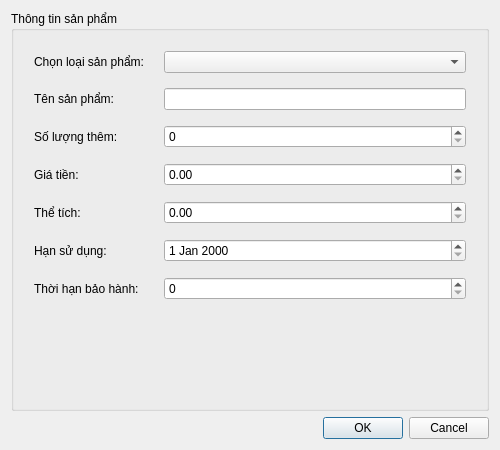
Qt form addProductToStore.ui (DuongNguyen0210/StoreProject) before a commit.
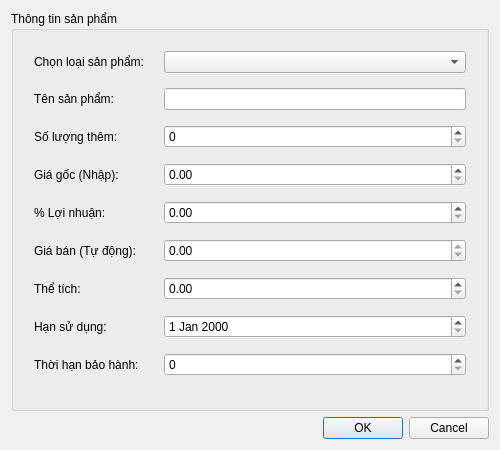
The same form after that commit. Icons and pictures are not drawn.

```diff
--- a/addProductToStore.ui
+++ b/addProductToStore.ui
@@ -73,43 +73,67 @@
        <widget class="QSpinBox" name="Quantity"/>
       </item>
       <item row="3" column="0">
-       <widget class="QLabel" name="labelAddProductPrice">
+       <widget class="QLabel" name="labelAddProductImportPrice">
         <property name="text">
-         <string>Giá tiền:</string>
+         <string>Giá gốc (Nhập):</string>
         </property>
        </widget>
       </item>
       <item row="3" column="1">
-       <widget class="QDoubleSpinBox" name="Price"/>
+       <widget class="QDoubleSpinBox" name="ImportPrice"/>
       </item>
       <item row="4" column="0">
+       <widget class="QLabel" name="labelAddProductProfitMargin">
+        <property name="text">
+         <string>% Lợi nhuận:</string>
+        </property>
+       </widget>
+      </item>
+      <item row="4" column="1">
+       <widget class="QDoubleSpinBox" name="ProfitMargin"/>
+      </item>
+      <item row="5" column="0">
+       <widget class="QLabel" name="labelAddProductPrice">
+        <property name="text">
+         <string>Giá bán (Tự động):</string>
+        </property>
+       </widget>
+      </item>
+      <item row="5" column="1">
+       <widget class="QDoubleSpinBox" name="Price">
+        <property name="readOnly">
+         <bool>true</bool>
+        </property>
+       </widget>
+      </item>
+      <item row="6" column="0">
        <widget class="QLabel" name="labelAddProductVolume">
         <property name="text">
          <string>Thể tích:</string>
         </property>
        </widget>
       </item>
-      <item row="4" column="1">
+      <item row="6" column="1">
        <widget class="QDoubleSpinBox" name="Volume"/>
       </item>
-      <item row="5" column="0">
+      <item row="7" column="0">
        <widget class="QLabel" name="labelAddProductExpiryDate">
         <property name="text">
          <string>Hạn sử dụng:</string>
         </property>
        </widget>
       </item>
-      <item row="5" column="1">
+      <item row="7" column="1">
        <widget class="QDateEdit" name="dateEdit"/>
       </item>
-      <item row="6" column="0">
+      <item row="8" column="0">
        <widget class="QLabel" name="labelAddProducWarranty">
         <property name="text">
          <string>Thời hạn bảo hành:</string>
         </property>
        </widget>
       </item>
-      <item row="6" column="1">
+      <item row="8" column="1">
        <widget class="QSpinBox" name="Warranty"/>
       </item>
      </layout>
```
